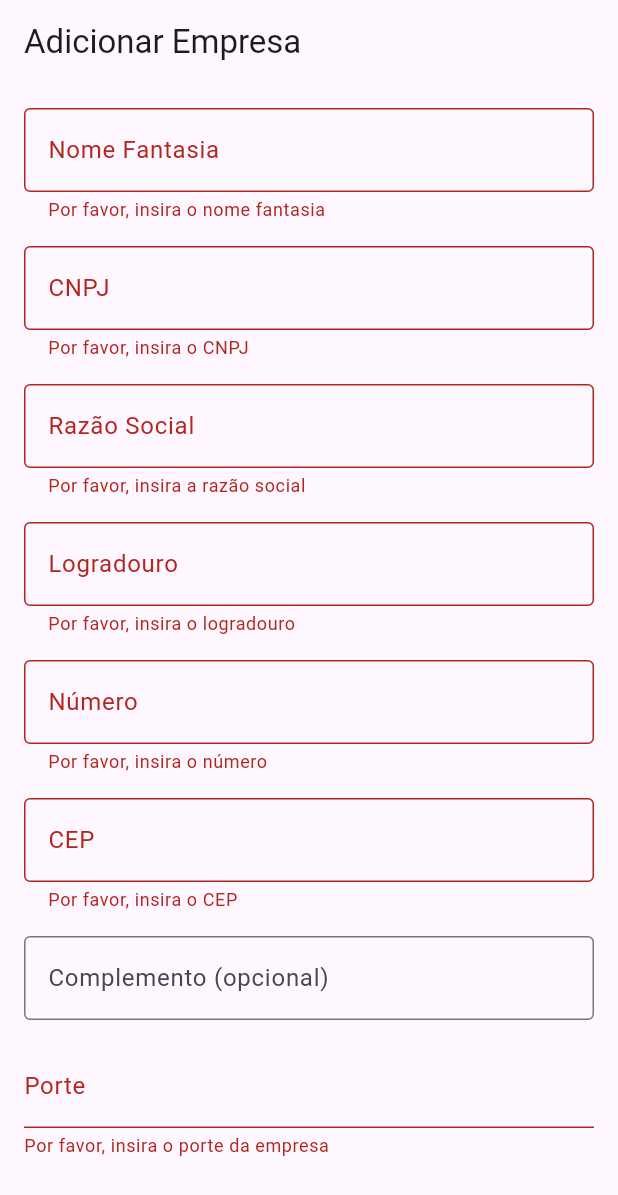
After one commit to Grupo01Biopark/SagaFlutter, a Flutter app: the AddEmpresaPage screen opened directly, after a tap on "Adicionar Empresa", on a phone screen of 412 x 824 dp. The commit adds this screen. Shown: the top 1195 px of the screen. Run offline on Flutter 3.47's test engine with Material 3 defaults, Android fonts, the light colour scheme and no system bars; network calls fail.

Commit message:
feature/listar empresas cadastro base de empresas

```diff
--- a/lib/app.dart
+++ b/lib/app.dart
@@ -1,6 +1,8 @@
 import 'package:flutter/material.dart';
 import 'package:provider/provider.dart';
 import 'package:saga_flutter_app/pages/dashboard/dashboard.dart';
+import 'package:saga_flutter_app/pages/empresa/empresa.dart';
+import 'package:saga_flutter_app/pages/empresa/empresa_adicionar.dart';
 import 'package:saga_flutter_app/pages/formulario/formulario.dart';
 import 'package:saga_flutter_app/pages/formulario/formulario_iniciar.dart';
 import 'package:saga_flutter_app/widgets/custom_scroll_behavior.dart';
@@ -22,6 +24,14 @@ class MyApp extends StatelessWidget {
             '/dashboard': (context) => MainScaffold(
                   body: DashboardPage(),
                   title: 'Dashboard',
+                ),
+            '/empresa': (context) => MainScaffold(
+                  body: EmpresaPage(),
+                  title: 'Empresa',
+                ),
+            '/empresa/adicionar': (context) => MainScaffold(
+                  body: AddEmpresaPage(),
+                  title: 'Empresa',
                 ),
             '/forms': (context) => MainScaffold(
                   body: FormularioPage(),
--- /dev/null
+++ b/lib/pages/empresa/empresa_adicionar.dart
@@ -0,0 +1,208 @@
+import 'package:flutter/material.dart';
+import 'package:http/http.dart' as http;
+import 'dart:convert';
+
+class AddEmpresaPage extends StatefulWidget {
+  @override
+  _AddEmpresaPageState createState() => _AddEmpresaPageState();
+}
+
+class _AddEmpresaPageState extends State<AddEmpresaPage> {
+  final _formKey = GlobalKey<FormState>();
+
+  // Controladores para os campos de texto
+  final TextEditingController _nomeFantasiaController = TextEditingController();
+  final TextEditingController _cnpjController = TextEditingController();
+  final TextEditingController _razaoSocialController = TextEditingController();
+  final TextEditingController _logradouroController = TextEditingController();
+  final TextEditingController _numeroController = TextEditingController();
+  final TextEditingController _cepController = TextEditingController();
+  final TextEditingController _complementoController = TextEditingController();
+  final TextEditingController _porteController = TextEditingController();
+  final TextEditingController _setorController = TextEditingController();
+
+  Future<void> _addEmpresa() async {
+    if (_formKey.currentState!.validate()) {
+      final apiUrl = "http://127.0.0.1:8080/empresas/adicionar";
+
+      Map<String, dynamic> empresaData = {
+        "nomeFantasia": _nomeFantasiaController.text,
+        "cnpj": _cnpjController.text,
+        "razaoSocial": _razaoSocialController.text,
+        "logradouro": _logradouroController.text,
+        "numero": _numeroController.text,
+        "cep": _cepController.text,
+        "complemento": _complementoController.text,
+        "porte": {
+          "id": _porteController.text,
+        },
+        "setor": {
+          "id": _setorController.text,
+        }
+      };
+
+      // Realizar a requisição POST para a API
+      final response = await http.post(
+        Uri.parse(apiUrl),
+        headers: {"Content-Type": "application/json"},
+        body: json.encode(empresaData),
+      );
+
+      if (response.statusCode == 200 || response.statusCode == 201) {
+        // Exibir mensagem de sucesso
+        ScaffoldMessenger.of(context).showSnackBar(
+          SnackBar(content: Text('Empresa adicionada com sucesso!')),
+        );
+        Navigator.pop(context); // Retorna para a tela anterior
+      } else {
+        print(response.body);
+        // Exibir mensagem de erro
+        ScaffoldMessenger.of(context).showSnackBar(
+          SnackBar(content: Text('Erro ao adicionar empresa')),
+        );
+      }
+    }
+  }
+
+  @override
+  Widget build(BuildContext context) {
+    return Scaffold(
+      appBar: AppBar(
+        title: Text('Adicionar Empresa'),
+      ),
+      body: Padding(
+        padding: const EdgeInsets.all(16.0),
+        child: Form(
+          key: _formKey,
+          child: ListView(
+            children: [
+              TextFormField(
+                controller: _nomeFantasiaController,
+                decoration: InputDecoration(
+                    labelText: 'Nome Fantasia', border: OutlineInputBorder()),
+                validator: (value) {
+                  if (value == null || value.isEmpty) {
+                    return 'Por favor, insira o nome fantasia';
+                  }
+                  return null;
+                },
+              ),
+              SizedBox(height: 16),
+              TextFormField(
+                controller: _cnpjController,
+                decoration: InputDecoration(labelText: 'CNPJ', border: OutlineInputBorder()),
+                validator: (value) {
+                  if (value == null || value.isEmpty) {
+                    return 'Por favor, insira o CNPJ';
+                  }
+                  return null;
+                },
+              ),
+              SizedBox(height: 16),
+              TextFormField(
+                controller: _razaoSocialController,
+                decoration: InputDecoration(labelText: 'Razão Social', border: OutlineInputBorder()),
+                validator: (value) {
+                  if (value == null || value.isEmpty) {
+                    return 'Por favor, insira a razão social';
+                  }
+                  return null;
+                },
+              ),
+              SizedBox(height: 16),
+              TextFormField(
+                controller: _logradouroController,
+                decoration: InputDecoration(labelText: 'Logradouro', border: OutlineInputBorder()),
+                validator: (value) {
+                  if (value == null || value.isEmpty) {
+                    return 'Por favor, insira o logradouro';
+                  }
+                  return null;
+                },
+              ),
+              SizedBox(height: 16),
+              TextFormField(
+                controller: _numeroController,
+                decoration: InputDecoration(labelText: 'Número', border: OutlineInputBorder()),
+                validator: (value) {
+                  if (value == null || value.isEmpty) {
+                    return 'Por favor, insira o número';
+                  }
+                  return null;
+                },
+              ),
+              SizedBox(height: 16),
+              TextFormField(
+                controller: _cepController,
+                decoration: InputDecoration(labelText: 'CEP', border: OutlineInputBorder()),
+                validator: (value) {
+                  if (value == null || value.isEmpty) {
+                    return 'Por favor, insira o CEP';
+                  }
+                  return null;
+                },
+              ),
+              SizedBox(height: 16),
+              TextFormField(
+                controller: _complementoController,
+                decoration:
+                    InputDecoration(labelText: 'Complemento (opcional)', border: OutlineInputBorder()),
+              ),
+              SizedBox(height: 16),
+              TextFormField(
+                controller: _porteController,
+                decoration: InputDecoration(labelText: 'Porte'),
+                validator: (value) {
+                  if (value == null || value.isEmpty) {
+                    return 'Por favor, insira o porte da empresa';
+                  }
+                  return null;
+                },
+              ),
+              SizedBox(height: 16),
+              TextFormField(
+                controller: _setorController,
+                decoration: InputDecoration(labelText: 'Setor'),
+                validator: (value) {
+                  if (value == null || value.isEmpty) {
+                    return 'Por favor, insira o setor da empresa';
+                  }
+                  return null;
+                },
+              ),
+              SizedBox(height: 16),
+              ElevatedButton(
+                onPressed: _addEmpresa,
+                child: Text(
+                  'Adicionar Empresa',
+                  style: TextStyle(
+                    color: Colors.white, // Define o texto branco
+                    fontSize: 20, // Tamanho da fonte opcional
+                  ),
+                ),
+                style: ElevatedButton.styleFrom(
+                  backgroundColor: Color(0xFF0F6FC6),
+                   // Cor do texto quando pressionado
+                  padding: EdgeInsets.symmetric(horizontal: 24, vertical: 22), // Padding do botão
+                  shape: RoundedRectangleBorder(
+                    borderRadius: BorderRadius.circular(5), // Bordas arredondadas de 5px
+                  ),
+                ),
+              ),
+            ],
+          ),
+        ),
+      ),
+    );
+  }
+}
+
+void main() {
+  runApp(MaterialApp(
+    home: AddEmpresaPage(),
+    theme: ThemeData(
+      primarySwatch: Colors.blueGrey,
+      visualDensity: VisualDensity.adaptivePlatformDensity,
+    ),
+  ));
+}
--- a/lib/widgets/custom_drawer.dart
+++ b/lib/widgets/custom_drawer.dart
@@ -55,14 +55,14 @@ class CustomDrawer extends StatelessWidget {
                 leading: Icon(Icons.list),
                 title: Text('Listar Empresas'),
                 onTap: () {
-                  Navigator.of(context).pushReplacementNamed('/companies/list');
+                  Navigator.of(context).pushReplacementNamed('/empresa');
                 },
               ),
               ListTile(
                 leading: Icon(Icons.add),
                 title: Text('Cadastrar Empresa'),
                 onTap: () {
-                  Navigator.of(context).pushReplacementNamed('/companies/add');
+                  Navigator.of(context).pushReplacementNamed('/empresa/adicionar');
                 },
               ),
             ],
```
Also changed, not shown: lib/pages/empresa/empresa.dart (added, +171 -0 lines).
